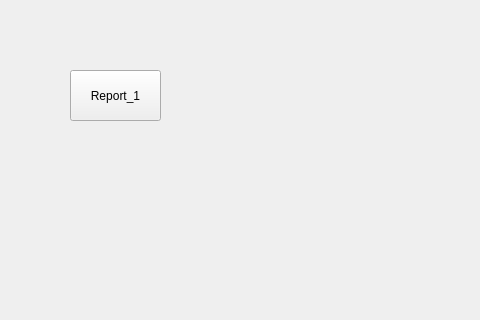
This is MarkdownDemo/mainwindow.ui in oldman-huang/MarkdownDemo as Qt 5 draws it before an edit; both pictures show x 0 to 480 and y 0 to 320 of the 800 by 600 pixel window. The edited form follows.
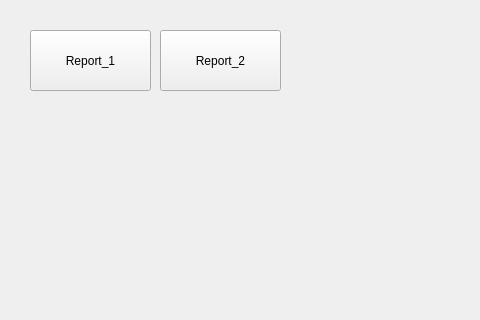
This is the edited form.

```diff
--- a/MarkdownDemo/mainwindow.ui
+++ b/MarkdownDemo/mainwindow.ui
@@ -17,16 +17,29 @@
    <widget class="QPushButton" name="pushButton_5">
     <property name="geometry">
      <rect>
-      <x>70</x>
-      <y>70</y>
-      <width>91</width>
-      <height>51</height>
+      <x>30</x>
+      <y>30</y>
+      <width>121</width>
+      <height>61</height>
      </rect>
     </property>
     <property name="text">
      <string>Report_1</string>
     </property>
    </widget>
+   <widget class="QPushButton" name="Report_2">
+    <property name="geometry">
+     <rect>
+      <x>160</x>
+      <y>30</y>
+      <width>121</width>
+      <height>61</height>
+     </rect>
+    </property>
+    <property name="text">
+     <string>Report_2</string>
+    </property>
+   </widget>
   </widget>
   <widget class="QMenuBar" name="menubar">
    <property name="geometry">
```
Left out of the diff: 2 changed lines with no effect on the pictures.
